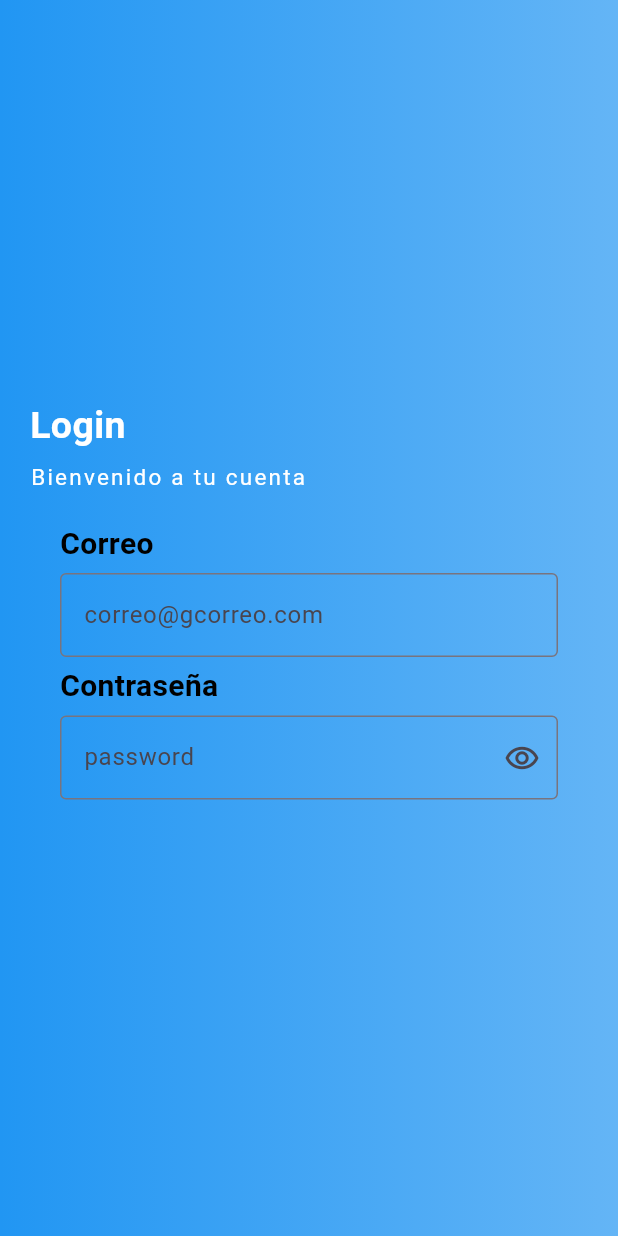
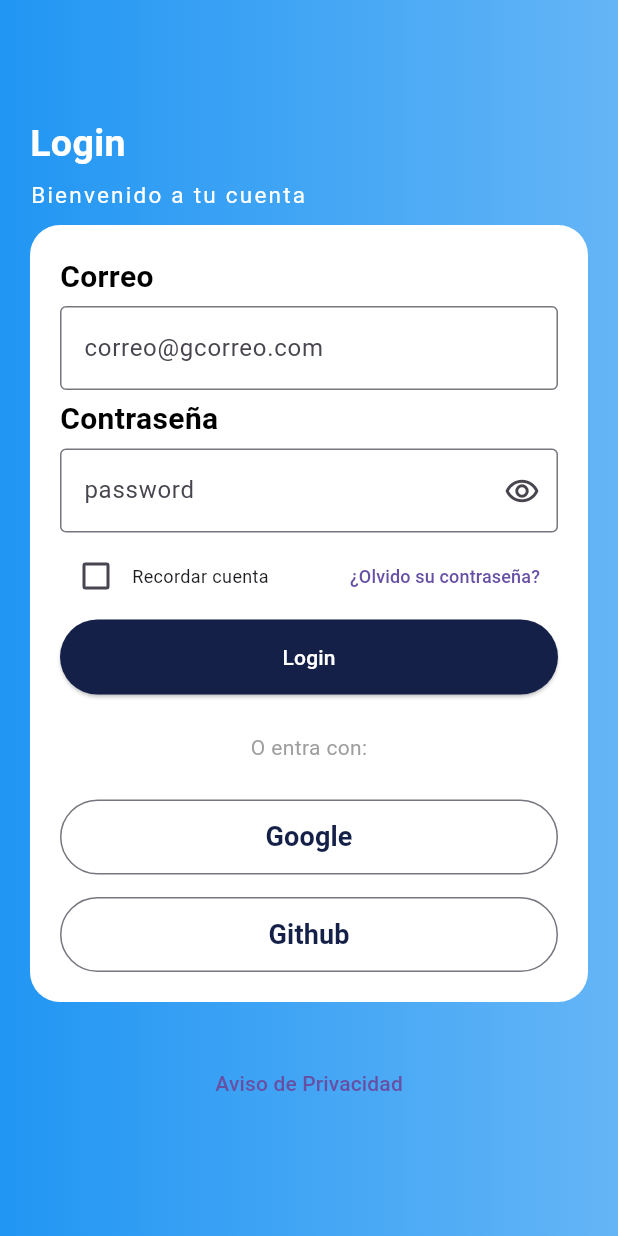
Before and after one commit to CintyaKarinaBanda/contadorFlutter, a Flutter app: the screen it shows after launch, on a phone screen of 412 x 824 dp. Run offline on Flutter 3.47's test engine with Material 3 defaults, Android fonts, the phone set to English and light mode, and no system bars.

Commit message:
Finalización de la pagina de logn

```diff
--- a/lib/main.dart
+++ b/lib/main.dart
@@ -13,6 +13,7 @@ class MyApp extends StatelessWidget {
   @override
   Widget build(BuildContext context) {
     return const MaterialApp(
+      debugShowCheckedModeBanner: false,
       title: 'Material App',
       home: LoginPage(),
     );
--- a/lib/pages/login_page.dart
+++ b/lib/pages/login_page.dart
@@ -1,3 +1,5 @@
+// ignore_for_file: unnecessary_set_literal
+
 import "package:flutter/material.dart";
 
 class LoginPage extends StatefulWidget {
@@ -50,13 +52,13 @@ class Contenido extends StatefulWidget {
 class _ContenidoState extends State<Contenido> {
   @override
   Widget build(BuildContext context) {
-    return const Padding(
-      padding: EdgeInsets.symmetric(horizontal: 20),
+    return Padding(
+      padding: const EdgeInsets.symmetric(horizontal: 20),
       child: Column(
         mainAxisAlignment: MainAxisAlignment.center,
         crossAxisAlignment: CrossAxisAlignment.start,
         children: [
-          Text(
+          const Text(
             'Login',
             style: TextStyle(
               color: Colors.white,
@@ -64,8 +66,8 @@ class _ContenidoState extends State<Contenido> {
               fontSize: 25,
             ),
           ),
-          SizedBox( height: 5, ),
-          Text(
+          const SizedBox(height: 5),
+          const Text(
             "Bienvenido a tu cuenta",
             style: TextStyle(
               color: Colors.white,
@@ -73,12 +75,25 @@ class _ContenidoState extends State<Contenido> {
               letterSpacing: 1.5,
             ),
           ),
-          Datos()
+          const SizedBox(height: 10),
+          const Datos(),
+          const SizedBox(height: 30),
+          Container(
+            alignment: Alignment.center,
+            child: TextButton(
+              onPressed: () => {},
+              child: const Text(
+                "Aviso de Privacidad",
+                style: TextStyle(fontSize: 14),
+              ),
+            ),
+          ),
         ],
       ),
     );
   }
 }
+
 
 class Datos extends StatefulWidget {
   const Datos({super.key});
@@ -88,10 +103,15 @@ class Datos extends StatefulWidget {
 }
 
 class _DatosState extends State<Datos> {
+  bool showPassword = true;
   @override
   Widget build(BuildContext context) {
     return Container(
       padding: const EdgeInsets.all(20),
+      decoration: BoxDecoration(
+        borderRadius: BorderRadius.circular(20),
+        color: Colors.white,
+      ),
       child: Column(
         crossAxisAlignment: CrossAxisAlignment.start,
         children: [
@@ -122,19 +142,138 @@ class _DatosState extends State<Datos> {
           ),
           const SizedBox(height: 5,),
           TextFormField(
-            obscureText: true,
-            decoration: const InputDecoration(
-              border: OutlineInputBorder(),
+            obscureText: showPassword,
+            decoration: InputDecoration(
+              border: const OutlineInputBorder(),
               hintText: "password",
               suffixIcon: IconButton(
-                icon: Icon(Icons.remove_red_eye_outlined),
-                onPressed: () => {},
+                icon: const Icon(Icons.remove_red_eye_outlined),
+                onPressed: () => {
+                    setState(() {
+                      showPassword == true ? showPassword = false : showPassword = true;
+                    })
+                },
               )
             ),
           ),
           const SizedBox(height: 5,),
+          const Remember(),
+          const SizedBox( height: 5, ),
+          const Botones(),
         ],
       ),
     );
   }
 }
+
+class Remember extends StatefulWidget {
+  const Remember({super.key});
+
+  @override
+  State<Remember> createState() => _RememberState();
+}
+
+class _RememberState extends State<Remember> {
+  bool checked = false;
+  @override
+  Widget build(BuildContext context) {
+    return Row(
+      children: [
+        Checkbox(
+          value: checked,
+          onChanged: (checked) => {
+            setState(()=>checked == false ? checked = true : checked = false
+            )
+          },
+        ),
+        const Text(
+          "Recordar cuenta",
+          style: TextStyle(fontSize: 12,),
+        ),
+        const Spacer(),
+        TextButton(
+          onPressed: ()=>{},
+          child: const Text(
+            "¿Olvido su contraseña?",
+            style: TextStyle(fontSize: 12,),
+          ),
+        ),
+      ],
+    );
+  }
+}
+
+class Botones extends StatelessWidget {
+  const Botones({super.key});
+
+  @override
+  Widget build(BuildContext context) {
+    return  Column(
+      children: [
+        SizedBox(
+          width: double.infinity,
+          height: 50,
+          child: ElevatedButton(
+            onPressed: ()=>{},
+            style: ButtonStyle(
+              backgroundColor: MaterialStateProperty.all<Color>(const Color(0xff142047))
+            ),
+            child: const Text(
+              "Login",
+              style: TextStyle(
+                color: Colors.white
+              ),
+            ),
+          ),
+        ),
+        const SizedBox(
+          height: 25,
+          width: double.infinity,
+        ),
+        const Text(
+          "O entra con:",
+          style: TextStyle(color: Colors.grey,),
+        ),
+        const SizedBox(
+          height: 25,
+          width: double.infinity,
+        ),
+        SizedBox(
+          width: double.infinity,
+          height: 50,
+          child: OutlinedButton(
+            onPressed: ()=>{},
+            child: const Text(
+              "Google",
+              style: TextStyle(
+                color: Color(0xff142047),
+                fontWeight: FontWeight.bold,
+                fontSize: 18
+              ),
+            ),
+          ),
+        ),
+        const SizedBox(
+          height: 15,
+          width: double.infinity,
+        ),
+        SizedBox(
+          width: double.infinity,
+          height: 50,
+          child: OutlinedButton(
+            onPressed: ()=>{},
+            child: const Text(
+              "Github",
+              style: TextStyle(
+                color: Color(0xff142047),
+                fontWeight: FontWeight.bold,
+                fontSize: 18
+              ),
+            ),
+          ),
+        ),
+        const SizedBox(),
+      ],
+    );
+  }
+}
```
